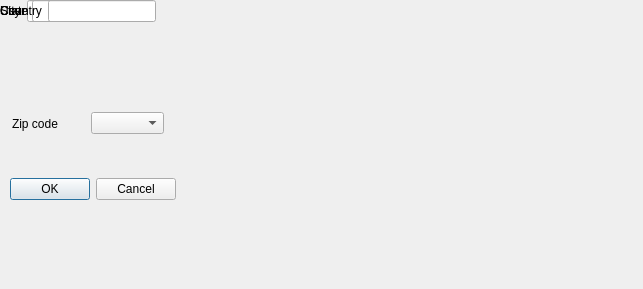
This is address/addressdto.ui in gustavosinbandera1/mayorga_db as Qt 5 draws it before an edit. The edited form follows.
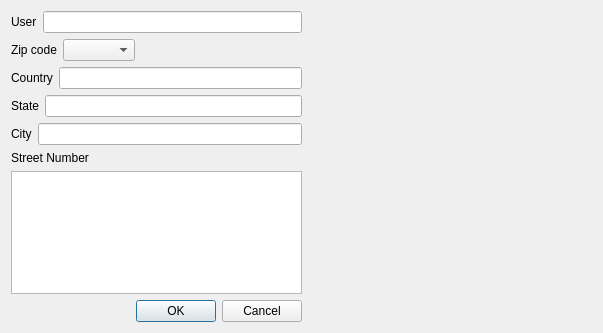
This is the edited form.

Diff of the .ui file:
```diff
--- a/address/addressdto.ui
+++ b/address/addressdto.ui
@@ -6,58 +6,17 @@
    <rect>
     <x>0</x>
     <y>0</y>
-    <width>643</width>
-    <height>289</height>
+    <width>603</width>
+    <height>333</height>
    </rect>
   </property>
   <property name="windowTitle">
    <string>Dialog</string>
   </property>
-  <widget class="QDialogButtonBox" name="buttonBox">
-   <property name="geometry">
-    <rect>
-     <x>10</x>
-     <y>177</y>
-     <width>166</width>
-     <height>25</height>
-    </rect>
-   </property>
-   <property name="orientation">
-    <enum>Qt::Horizontal</enum>
-   </property>
-   <property name="standardButtons">
-    <set>QDialogButtonBox::Cancel|QDialogButtonBox::Ok</set>
-   </property>
-  </widget>
-  <widget class="QWidget" name="">
-   <layout class="QHBoxLayout" name="horizontalLayout_3">
+  <layout class="QGridLayout" name="gridLayout">
+   <item row="0" column="0">
+    <layout class="QVBoxLayout" name="verticalLayout">
     <item>
-     <widget class="QLabel" name="label_2">
-      <property name="text">
-       <string>State</string>
-      </property>
-     </widget>
-    </item>
-    <item>
-     <widget class="QLineEdit" name="stateLineEdit"/>
-    </item>
-   </layout>
-  </widget>
-  <widget class="QWidget" name="">
-   <layout class="QHBoxLayout" name="horizontalLayout_2">
-    <item>
-     <widget class="QLabel" name="label">
-      <property name="text">
-       <string>City</string>
-      </property>
-     </widget>
-    </item>
-    <item>
-     <widget class="QLineEdit" name="cityLineEdit"/>
-    </item>
-   </layout>
-  </widget>
-  <widget class="QWidget" name="">
    <layout class="QHBoxLayout" name="horizontalLayout">
     <item>
      <widget class="QLabel" name="label_5">
@@ -70,43 +29,119 @@
      <widget class="QLineEdit" name="userLineEdit"/>
     </item>
    </layout>
-  </widget>
-  <widget class="QWidget" name="">
-   <layout class="QHBoxLayout" name="horizontalLayout_5">
-    <item>
-     <widget class="QLabel" name="label_4">
-      <property name="text">
-       <string>Country</string>
-      </property>
-     </widget>
     </item>
     <item>
-     <widget class="QLineEdit" name="countryLineEdit"/>
-    </item>
-   </layout>
-  </widget>
-  <widget class="QWidget" name="">
-   <property name="geometry">
-    <rect>
-     <x>12</x>
-     <y>110</y>
-     <width>152</width>
-     <height>27</height>
-    </rect>
-   </property>
+      <layout class="QHBoxLayout" name="horizontalLayout_6">
+       <item>
    <layout class="QHBoxLayout" name="horizontalLayout_4">
     <item>
      <widget class="QLabel" name="label_3">
       <property name="text">
        <string>Zip code</string>
       </property>
+           <property name="alignment">
+            <set>Qt::AlignLeading|Qt::AlignLeft|Qt::AlignVCenter</set>
+           </property>
      </widget>
     </item>
     <item>
      <widget class="QComboBox" name="zipcodeComboBox"/>
     </item>
    </layout>
-  </widget>
+       </item>
+       <item>
+        <spacer name="horizontalSpacer">
+         <property name="orientation">
+          <enum>Qt::Horizontal</enum>
+         </property>
+         <property name="sizeHint" stdset="0">
+          <size>
+           <width>40</width>
+           <height>20</height>
+          </size>
+         </property>
+        </spacer>
+       </item>
+      </layout>
+     </item>
+     <item>
+      <layout class="QHBoxLayout" name="horizontalLayout_5">
+       <item>
+        <widget class="QLabel" name="label_4">
+         <property name="text">
+          <string>Country</string>
+         </property>
+        </widget>
+       </item>
+       <item>
+        <widget class="QLineEdit" name="countryLineEdit"/>
+       </item>
+      </layout>
+     </item>
+     <item>
+      <layout class="QHBoxLayout" name="horizontalLayout_3">
+       <item>
+        <widget class="QLabel" name="label_2">
+         <property name="text">
+          <string>State</string>
+         </property>
+        </widget>
+       </item>
+       <item>
+        <widget class="QLineEdit" name="stateLineEdit"/>
+       </item>
+      </layout>
+     </item>
+     <item>
+      <layout class="QHBoxLayout" name="horizontalLayout_2">
+       <item>
+        <widget class="QLabel" name="label">
+         <property name="text">
+          <string>City</string>
+         </property>
+        </widget>
+       </item>
+       <item>
+        <widget class="QLineEdit" name="cityLineEdit"/>
+       </item>
+      </layout>
+     </item>
+     <item>
+      <widget class="QLabel" name="label_6">
+       <property name="text">
+        <string>Street Number</string>
+       </property>
+      </widget>
+     </item>
+     <item>
+      <widget class="QTextEdit" name="textEdit"/>
+     </item>
+     <item>
+      <widget class="QDialogButtonBox" name="buttonBox">
+       <property name="orientation">
+        <enum>Qt::Horizontal</enum>
+       </property>
+       <property name="standardButtons">
+        <set>QDialogButtonBox::Cancel|QDialogButtonBox::Ok</set>
+       </property>
+      </widget>
+     </item>
+    </layout>
+   </item>
+   <item row="0" column="1">
+    <spacer name="horizontalSpacer_2">
+     <property name="orientation">
+      <enum>Qt::Horizontal</enum>
+     </property>
+     <property name="sizeHint" stdset="0">
+      <size>
+       <width>286</width>
+       <height>20</height>
+      </size>
+     </property>
+    </spacer>
+   </item>
+  </layout>
  </widget>
  <resources/>
  <connections>
```
Lines whose indentation alone changed are shown as unchanged.
